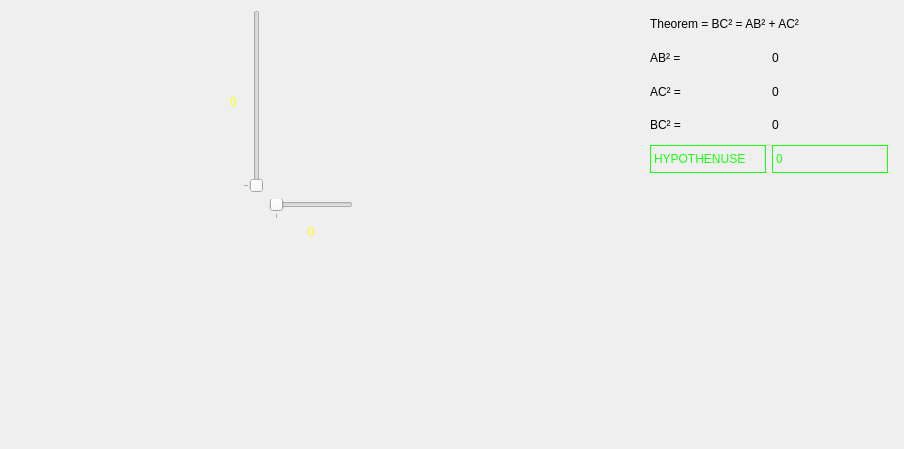
vangeytedvg/YouTubeTutorials, file gui/pythagoras.ui: the form before one commit.
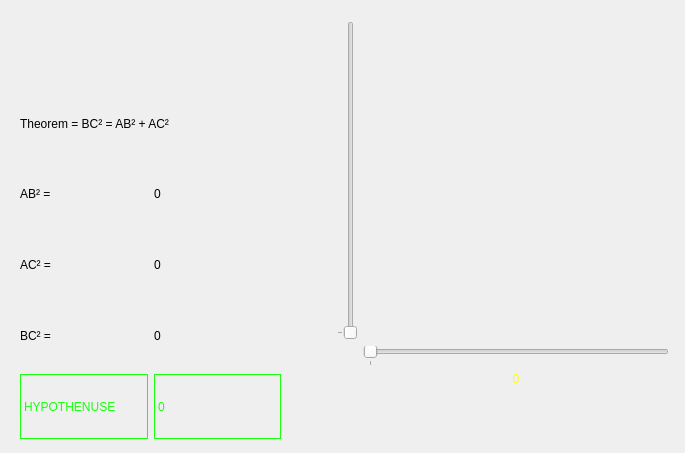
The form after the commit. Icons and pictures are not drawn. Custom widgets are drawn as their Qt base class.

Commit message: Form with rotatable label

What changed in the file:
```diff
--- a/gui/pythagoras.ui
+++ b/gui/pythagoras.ui
@@ -6,166 +6,24 @@
    <rect>
     <x>0</x>
     <y>0</y>
-    <width>904</width>
-    <height>449</height>
+    <width>685</width>
+    <height>453</height>
    </rect>
   </property>
   <property name="windowTitle">
    <string>Pythagoras Theorem</string>
   </property>
-  <widget class="QLabel" name="lblPythagoras">
-   <property name="geometry">
-    <rect>
-     <x>10</x>
-     <y>10</y>
-     <width>201</width>
-     <height>250</height>
-    </rect>
-   </property>
-   <property name="maximumSize">
-    <size>
-     <width>230</width>
-     <height>250</height>
-    </size>
-   </property>
-   <property name="text">
-    <string/>
-   </property>
-   <property name="pixmap">
-    <pixmap resource="images.qrc">:/drawings/piet.png</pixmap>
-   </property>
-   <property name="scaledContents">
-    <bool>true</bool>
-   </property>
-  </widget>
   <widget class="QWidget" name="layoutWidget">
    <property name="geometry">
     <rect>
-     <x>230</x>
-     <y>10</y>
-     <width>411</width>
-     <height>411</height>
-    </rect>
-   </property>
-   <layout class="QGridLayout" name="gridLayout_2">
-    <item row="0" column="0">
-     <widget class="QLabel" name="lblACvalue">
-      <property name="styleSheet">
-       <string notr="true">font: 75 14pt &quot;Noto Sans&quot;;
-color: rgb(255, 255, 0);</string>
-      </property>
-      <property name="text">
-       <string>0</string>
-      </property>
-      <property name="alignment">
-       <set>Qt::AlignCenter</set>
-      </property>
-     </widget>
-    </item>
-    <item row="5" column="2" colspan="2">
-     <widget class="QLabel" name="lblABvalue">
-      <property name="styleSheet">
-       <string notr="true">font: 75 14pt &quot;Noto Sans&quot;;
-color: rgb(255, 255, 0);</string>
-      </property>
-      <property name="text">
-       <string>0</string>
-      </property>
-      <property name="alignment">
-       <set>Qt::AlignCenter</set>
-      </property>
-     </widget>
-    </item>
-    <item row="6" column="2">
-     <spacer name="verticalSpacer">
-      <property name="orientation">
-       <enum>Qt::Vertical</enum>
-      </property>
-      <property name="sizeHint" stdset="0">
-       <size>
-        <width>20</width>
-        <height>40</height>
-       </size>
-      </property>
-     </spacer>
-    </item>
-    <item row="3" column="2" rowspan="2" colspan="2">
-     <widget class="QSlider" name="slideAB">
-      <property name="maximum">
-       <number>20</number>
-      </property>
-      <property name="orientation">
-       <enum>Qt::Horizontal</enum>
-      </property>
-      <property name="tickPosition">
-       <enum>QSlider::TicksBelow</enum>
-      </property>
-      <property name="tickInterval">
-       <number>50</number>
-      </property>
-     </widget>
-    </item>
-    <item row="0" column="1">
-     <widget class="QSlider" name="slideAC">
-      <property name="maximum">
-       <number>10</number>
-      </property>
-      <property name="orientation">
-       <enum>Qt::Vertical</enum>
-      </property>
-      <property name="tickPosition">
-       <enum>QSlider::TicksAbove</enum>
-      </property>
-      <property name="tickInterval">
-       <number>50</number>
-      </property>
-     </widget>
-    </item>
-    <item row="0" column="4">
-     <spacer name="horizontalSpacer">
-      <property name="orientation">
-       <enum>Qt::Horizontal</enum>
-      </property>
-      <property name="sizeHint" stdset="0">
-       <size>
-        <width>40</width>
-        <height>20</height>
-       </size>
-      </property>
-     </spacer>
-    </item>
-    <item row="0" column="2" colspan="2">
-     <widget class="QLabel" name="lblImageTriangle">
-      <property name="maximumSize">
-       <size>
-        <width>300</width>
-        <height>300</height>
-       </size>
-      </property>
-      <property name="text">
-       <string/>
-      </property>
-      <property name="pixmap">
-       <pixmap resource="images.qrc">:/drawings/pythagoras.png</pixmap>
-      </property>
-      <property name="scaledContents">
-       <bool>true</bool>
-      </property>
-     </widget>
-    </item>
-   </layout>
-  </widget>
-  <widget class="QWidget" name="layoutWidget">
-   <property name="geometry">
-    <rect>
-     <x>650</x>
-     <y>10</y>
-     <width>238</width>
-     <height>163</height>
+     <x>20</x>
+     <y>20</y>
+     <width>261</width>
+     <height>419</height>
     </rect>
    </property>
    <layout class="QGridLayout" name="gridLayout">
-    <item row="0" column="0" colspan="2">
+    <item row="1" column="0" colspan="2">
      <widget class="QLabel" name="label">
       <property name="styleSheet">
        <string notr="true">font: 75 14pt &quot;Noto Sans&quot;;</string>
@@ -175,27 +33,7 @@
       </property>
      </widget>
     </item>
-    <item row="1" column="0">
-     <widget class="QLabel" name="labelAB">
-      <property name="styleSheet">
-       <string notr="true">font: 75 14pt &quot;Noto Sans&quot;;</string>
-      </property>
-      <property name="text">
-       <string>AB² = </string>
-      </property>
-     </widget>
-    </item>
-    <item row="1" column="1">
-     <widget class="QLabel" name="lblABsquared">
-      <property name="styleSheet">
-       <string notr="true">font: 75 14pt &quot;Noto Sans&quot;;</string>
-      </property>
-      <property name="text">
-       <string>0</string>
-      </property>
-     </widget>
-    </item>
-    <item row="2" column="0">
+    <item row="3" column="0">
      <widget class="QLabel" name="lblAC">
       <property name="styleSheet">
        <string notr="true">font: 75 14pt &quot;Noto Sans&quot;;</string>
@@ -206,6 +44,16 @@
      </widget>
     </item>
     <item row="2" column="1">
+     <widget class="QLabel" name="lblABsquared">
+      <property name="styleSheet">
+       <string notr="true">font: 75 14pt &quot;Noto Sans&quot;;</string>
+      </property>
+      <property name="text">
+       <string>0</string>
+      </property>
+     </widget>
+    </item>
+    <item row="3" column="1">
      <widget class="QLabel" name="lblACsquared">
       <property name="styleSheet">
        <string notr="true">font: 75 14pt &quot;Noto Sans&quot;;</string>
@@ -215,7 +63,7 @@
       </property>
      </widget>
     </item>
-    <item row="3" column="0">
+    <item row="4" column="0">
      <widget class="QLabel" name="label_2">
       <property name="styleSheet">
        <string notr="true">font: 75 14pt &quot;Noto Sans&quot;;</string>
@@ -225,17 +73,7 @@
       </property>
      </widget>
     </item>
-    <item row="3" column="1">
-     <widget class="QLabel" name="lblBCsquared">
-      <property name="styleSheet">
-       <string notr="true">font: 75 14pt &quot;Noto Sans&quot;;</string>
-      </property>
-      <property name="text">
-       <string>0</string>
-      </property>
-     </widget>
-    </item>
-    <item row="4" column="0">
+    <item row="5" column="0">
      <widget class="QLabel" name="label_3">
       <property name="styleSheet">
        <string notr="true">color: rgb(26, 255, 14);
@@ -251,6 +89,16 @@
      </widget>
     </item>
     <item row="4" column="1">
+     <widget class="QLabel" name="lblBCsquared">
+      <property name="styleSheet">
+       <string notr="true">font: 75 14pt &quot;Noto Sans&quot;;</string>
+      </property>
+      <property name="text">
+       <string>0</string>
+      </property>
+     </widget>
+    </item>
+    <item row="5" column="1">
      <widget class="QLabel" name="lblHypothenuse">
       <property name="styleSheet">
        <string notr="true">color: rgb(26, 255, 14);
@@ -264,17 +112,145 @@
       </property>
      </widget>
     </item>
+    <item row="2" column="0">
+     <widget class="QLabel" name="labelAB">
+      <property name="styleSheet">
+       <string notr="true">font: 75 14pt &quot;Noto Sans&quot;;</string>
+      </property>
+      <property name="text">
+       <string>AB² = </string>
+      </property>
+     </widget>
+    </item>
+    <item row="0" column="0">
+     <widget class="QLabel" name="lblPythagoras">
+      <property name="maximumSize">
+       <size>
+        <width>230</width>
+        <height>250</height>
+       </size>
+      </property>
+      <property name="text">
+       <string/>
+      </property>
+      <property name="pixmap">
+       <pixmap resource="images.qrc">:/drawings/piet.png</pixmap>
+      </property>
+      <property name="scaledContents">
+       <bool>true</bool>
+      </property>
+     </widget>
+    </item>
    </layout>
   </widget>
   <widget class="RotatedQLabel" name="lblRotate" native="true">
    <property name="geometry">
     <rect>
-     <x>720</x>
-     <y>200</y>
-     <width>71</width>
-     <height>231</height>
+     <x>490</x>
+     <y>90</y>
+     <width>131</width>
+     <height>101</height>
     </rect>
    </property>
+   <property name="minimumSize">
+    <size>
+     <width>40</width>
+     <height>0</height>
+    </size>
+   </property>
+   <property name="styleSheet">
+    <string notr="true"/>
+   </property>
+  </widget>
+  <widget class="QWidget" name="layoutWidget">
+   <property name="geometry">
+    <rect>
+     <x>291</x>
+     <y>21</y>
+     <width>378</width>
+     <height>365</height>
+    </rect>
+   </property>
+   <layout class="QGridLayout" name="gridLayout_2">
+    <item row="0" column="0">
+     <widget class="RotatedQLabel" name="lblACvalue" native="true">
+      <property name="minimumSize">
+       <size>
+        <width>40</width>
+        <height>0</height>
+       </size>
+      </property>
+      <property name="styleSheet">
+       <string notr="true"/>
+      </property>
+     </widget>
+    </item>
+    <item row="0" column="1">
+     <widget class="QSlider" name="slideAC">
+      <property name="maximum">
+       <number>10</number>
+      </property>
+      <property name="orientation">
+       <enum>Qt::Vertical</enum>
+      </property>
+      <property name="tickPosition">
+       <enum>QSlider::TicksAbove</enum>
+      </property>
+      <property name="tickInterval">
+       <number>50</number>
+      </property>
+     </widget>
+    </item>
+    <item row="0" column="2">
+     <widget class="QLabel" name="lblImageTriangle">
+      <property name="maximumSize">
+       <size>
+        <width>300</width>
+        <height>300</height>
+       </size>
+      </property>
+      <property name="text">
+       <string/>
+      </property>
+      <property name="pixmap">
+       <pixmap resource="images.qrc">:/drawings/pythagoras.png</pixmap>
+      </property>
+      <property name="scaledContents">
+       <bool>true</bool>
+      </property>
+     </widget>
+    </item>
+    <item row="1" column="2">
+     <widget class="QSlider" name="slideAB">
+      <property name="maximum">
+       <number>20</number>
+      </property>
+      <property name="orientation">
+       <enum>Qt::Horizontal</enum>
+      </property>
+      <property name="tickPosition">
+       <enum>QSlider::TicksBelow</enum>
+      </property>
+      <property name="tickInterval">
+       <number>50</number>
+      </property>
+     </widget>
+    </item>
+    <item row="2" column="2">
+     <widget class="QLabel" name="lblABvalue">
+      <property name="styleSheet">
+       <string notr="true">font: 75 14pt &quot;Noto Sans&quot;;
+color: rgb(255, 255, 0);</string>
+      </property>
+      <property name="text">
+       <string>0</string>
+      </property>
+      <property name="alignment">
+       <set>Qt::AlignCenter</set>
+      </property>
+     </widget>
+    </item>
+   </layout>
   </widget>
  </widget>
  <customwidgets>
```
Left out of the diff: 2 changed lines with no effect on the pictures. The commit also changes 9 other files.
